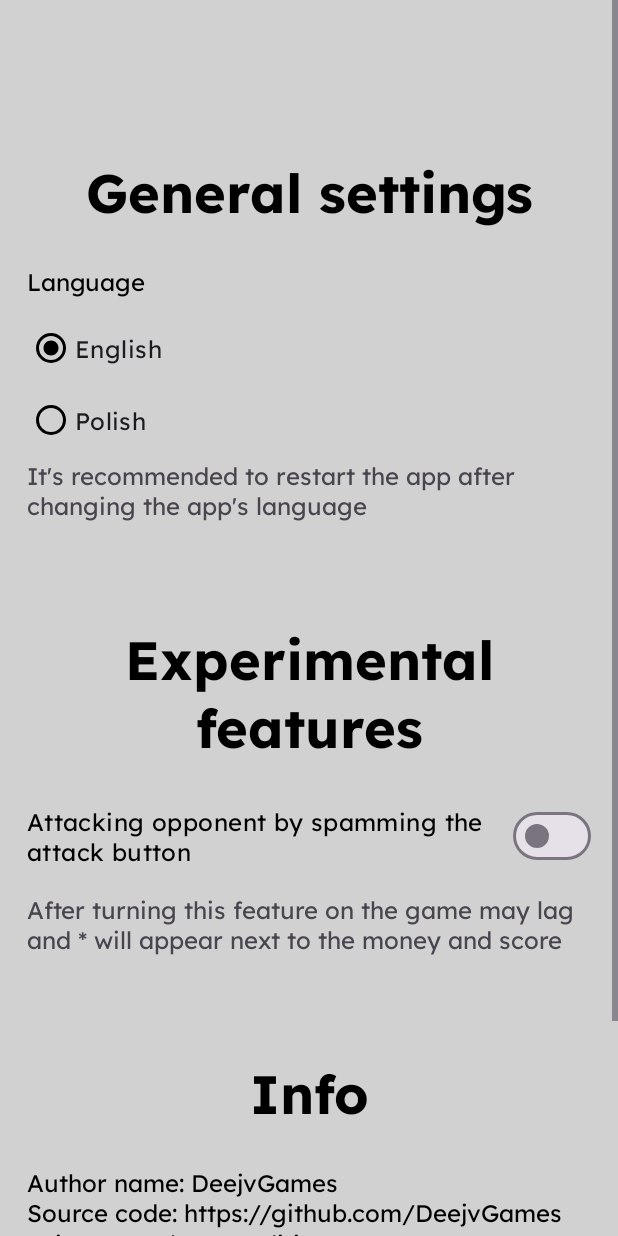
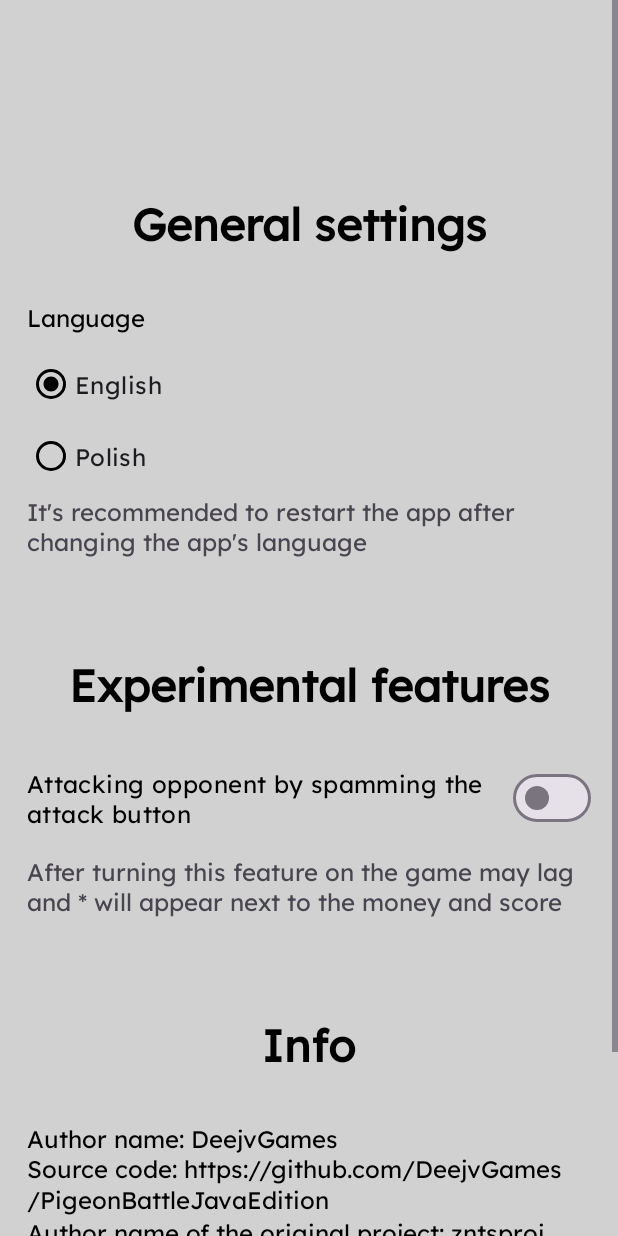
Before and after one commit to DeejvGames/PigeonBattleJavaEdition, an Android app: the settingsActivity screen opened directly, with no data from a screen before it, on a phone screen of 412 x 824 dp. Run offline under Robolectric (Android 15) with nearby library versions, the phone set to English and light mode, and no system bars.

Commit message:
Updated repo files - version 1.0.0-beta.2.3

```diff
--- a/app/src/main/java/pl/deejvgames/pigeonbattlejavaedition/drawJoystick.java
+++ b/app/src/main/java/pl/deejvgames/pigeonbattlejavaedition/drawJoystick.java
@@ -20,7 +20,7 @@ public class drawJoystick extends View {
     public ImageView imageView;
     public drawJoystick(Context context, AttributeSet attributeSet){
         super(context, attributeSet);
-        makeJoystick(280, 280, 200, 75);
+        makeJoystick((int) ((280/2.625)*getResources().getDisplayMetrics().density), (int) ((280/2.625)*getResources().getDisplayMetrics().density), (int) ((200/2.625)*getResources().getDisplayMetrics().density), (int) ((75/2.625)*getResources().getDisplayMetrics().density));
     }
 
     public void getPlayerImage(ImageView imageView){
--- a/app/src/main/res/layout/activity_settings.xml
+++ b/app/src/main/res/layout/activity_settings.xml
@@ -20,15 +20,15 @@
                 android:id="@+id/generalSettingsTitle"
                 android:layout_width="match_parent"
                 android:layout_height="wrap_content"
-                android:layout_marginTop="100dp"
+                android:layout_marginTop="128dp"
                 android:layout_marginStart="18dp"
                 android:layout_marginEnd="18dp"
                 android:text="@string/general_settings"
                 android:textColor="@color/adaptive"
-                android:textSize="36sp"
+                android:textSize="30sp"
                 android:textStyle="bold"
                 android:textAlignment="center"
-                android:fontFamily="@font/lexend_bold"
+                android:fontFamily="@font/lexend_regular"
                 app:layout_constraintEnd_toEndOf="parent"
                 app:layout_constraintStart_toStartOf="parent"
                 app:layout_constraintTop_toTopOf="parent" />
@@ -38,7 +38,7 @@
                 android:layout_width="wrap_content"
                 android:layout_height="wrap_content"
                 android:text="@string/language"
-                android:layout_marginTop="24dp"
+                android:layout_marginTop="32dp"
                 android:layout_marginStart="18dp"
                 android:textColor="@color/adaptive"
                 android:textSize="16sp"
@@ -96,10 +96,10 @@
                 android:layout_marginEnd="18dp"
                 android:text="@string/experimental_features"
                 android:textColor="@color/adaptive"
-                android:textSize="36sp"
+                android:textSize="30sp"
                 android:textStyle="bold"
                 android:textAlignment="center"
-                android:fontFamily="@font/lexend_bold"
+                android:fontFamily="@font/lexend_regular"
                 app:layout_constraintEnd_toEndOf="parent"
                 app:layout_constraintStart_toStartOf="parent"
                 app:layout_constraintTop_toBottomOf="@+id/appLanguageChangeInfo"/>
@@ -108,7 +108,7 @@
                 android:id="@+id/spamAttacking"
                 android:layout_width="match_parent"
                 android:layout_height="wrap_content"
-                android:layout_marginTop="24dp"
+                android:layout_marginTop="32dp"
                 android:layout_marginStart="18dp"
                 android:layout_marginEnd="18dp"
                 android:fontFamily="@font/lexend_regular"
@@ -138,11 +138,11 @@
                 android:layout_marginStart="18dp"
                 android:layout_marginTop="64dp"
                 android:layout_marginEnd="18dp"
-                android:fontFamily="@font/lexend_bold"
+                android:fontFamily="@font/lexend_regular"
                 android:text="@string/info"
                 android:textAlignment="center"
                 android:textColor="@color/adaptive"
-                android:textSize="36sp"
+                android:textSize="30sp"
                 android:textStyle="bold"
                 app:layout_constraintEnd_toEndOf="parent"
                 app:layout_constraintHorizontal_bias="0.0"
@@ -154,7 +154,7 @@
                 android:layout_width="match_parent"
                 android:layout_height="wrap_content"
                 android:text="@string/app_info"
-                android:layout_marginTop="24dp"
+                android:layout_marginTop="32dp"
                 android:layout_marginStart="18dp"
                 android:layout_marginEnd="18dp"
                 android:textColor="@color/adaptive"
```
Also changed, not shown: app/src/main/res/layout/activity_pigeons.xml (+5 -5 lines), app/src/main/res/layout/activity_shop.xml (+5 -5 lines), app/src/main/res/font/outfit_medium.ttf (added), app/src/main/res/font/outfit_regular.ttf (added), app/src/main/res/font/rubik_medium.ttf (added), app/src/main/res/font/rubik_regular.ttf (added).
